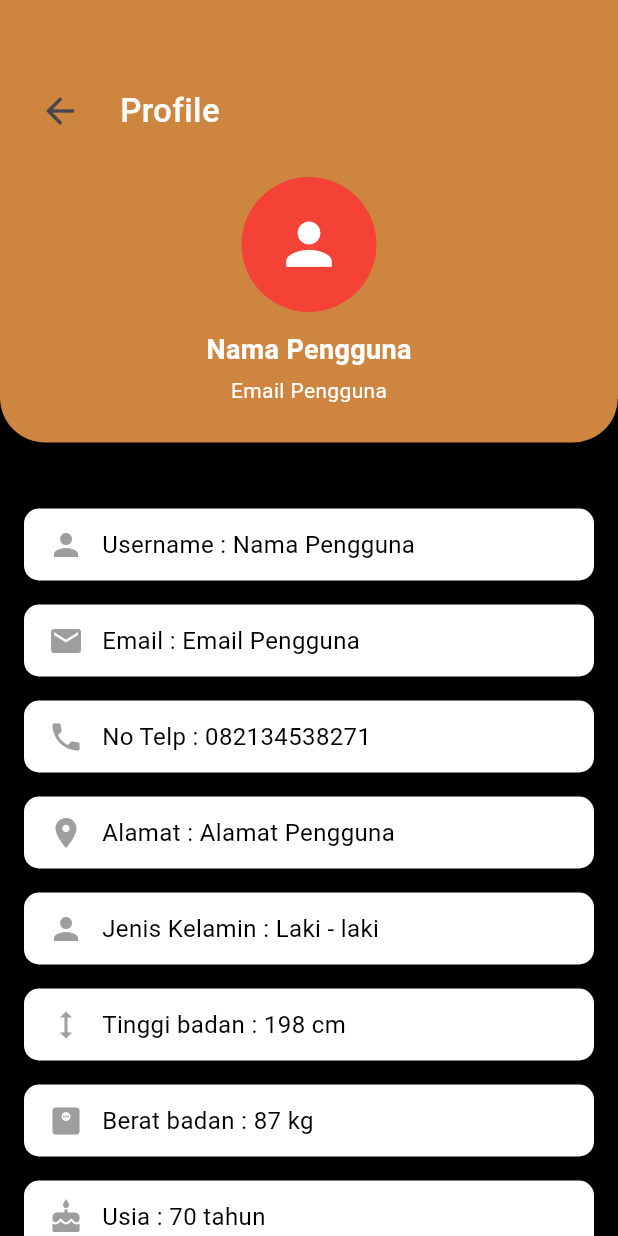
After one commit to EugeneJethroTedja/Aplikasi_Mobile_GYM, a Flutter app: the InformasiPenggunaScreen screen opened directly, on a phone screen of 412 x 824 dp. The commit adds this screen. Run offline on Flutter 3.47's test engine with Material 3 defaults, Android fonts, the phone set to English and light mode, and no system bars; our stand-ins replace camera, font_awesome_flutter, image_picker.

Commit message:
add informasi pengguna , kebijakan privasi , logout

```diff
--- /dev/null
+++ b/lib/profile/informasiPengguna.dart
@@ -0,0 +1,124 @@
+import 'package:flutter/material.dart';
+
+class InformasiPenggunaScreen extends StatelessWidget {
+  const InformasiPenggunaScreen({Key? key}) : super(key: key);
+
+  @override
+  Widget build(BuildContext context) {
+    return Scaffold(
+      backgroundColor: Colors.black,
+      body: Column(
+        children: [
+          Container(
+            width: double.infinity,
+            decoration: const BoxDecoration(
+              color: Color(0xFFCD853F),
+              borderRadius: BorderRadius.only(
+                bottomLeft: Radius.circular(30),
+                bottomRight: Radius.circular(30),
+              ),
+            ),
+            padding: const EdgeInsets.only(top: 50, bottom: 25),
+            child: Column(
+              children: [
+                Padding(
+                  padding: const EdgeInsets.symmetric(horizontal: 16.0),
+                  child: Row(
+                    children: [
+                      IconButton(
+                        icon: const Icon(Icons.arrow_back),
+                        iconSize: 28,
+                        onPressed: () {
+                          Navigator.pop(context);
+                        },
+                      ),
+                      const SizedBox(width: 16),
+                      const Text(
+                        'Profile',
+                        style: TextStyle(
+                          color: Colors.white,
+                          fontSize: 22,
+                          fontWeight: FontWeight.w500,
+                        ),
+                      ),
+                    ],
+                  ),
+                ),
+                const SizedBox(height: 20),
+                Stack(
+                  clipBehavior: Clip.none,
+                  children: [
+                    const CircleAvatar(
+                      radius: 45,
+                      backgroundColor: Colors.red,
+                      child: Icon(Icons.person, size: 45, color: Colors.white),
+                    ),
+                  ],
+                ),
+                const SizedBox(height: 12),
+                const Text(
+                  'Nama Pengguna',
+                  style: TextStyle(
+                    color: Colors.white,
+                    fontSize: 18,
+                    fontWeight: FontWeight.bold,
+                  ),
+                ),
+                const SizedBox(height: 4),
+                const Text(
+                  'Email Pengguna',
+                  style: TextStyle(
+                    color: Colors.white,
+                    fontSize: 14,
+                  ),
+                ),
+              ],
+            ),
+          ),
+          const SizedBox(height: 20),
+          Expanded(
+            child: SingleChildScrollView(
+              padding: const EdgeInsets.all(16.0),
+              child: Column(
+                children: [
+                  _buildInfoItem(icon: Icons.person, label: 'Username : Nama Pengguna'),
+                  _buildInfoItem(icon: Icons.email, label: 'Email : Email Pengguna'),
+                  _buildInfoItem(icon: Icons.phone, label: 'No Telp : 082134538271'),
+                  _buildInfoItem(icon: Icons.location_on, label: 'Alamat : Alamat Pengguna'),
+                  _buildInfoItem(icon: Icons.person, label: 'Jenis Kelamin : Laki - laki'),
+                  _buildInfoItem(icon: Icons.height, label: 'Tinggi badan : 198 cm'),
+                  _buildInfoItem(icon: Icons.monitor_weight, label: 'Berat badan : 87 kg'),
+                  _buildInfoItem(icon: Icons.cake, label: 'Usia : 70 tahun'),
+                ],
+              ),
+            ),
+          ),
+        ],
+      ),
+    );
+  }
+
+  Widget _buildInfoItem({required IconData icon, required String label}) {
+    return Container(
+      margin: const EdgeInsets.symmetric(vertical: 8.0),
+      padding: const EdgeInsets.symmetric(horizontal: 16.0, vertical: 12.0),
+      decoration: BoxDecoration(
+        color: Colors.white,
+        borderRadius: BorderRadius.circular(10),
+      ),
+      child: Row(
+        children: [
+          Icon(icon, color: Colors.grey),
+          const SizedBox(width: 12),
+          Text(
+            label,
+            style: const TextStyle(
+              color: Colors.black,
+              fontSize: 16,
+            ),
+          ),
+        ],
+      ),
+    );
+  }
+}
```
Also changed, not shown: lib/profile/Logout.dart (added, +52 -0 lines), lib/profile/kebijakanPrivasi.dart (added, +77 -0 lines), lib/profile/pagePertama.dart (+81 -5 lines).
